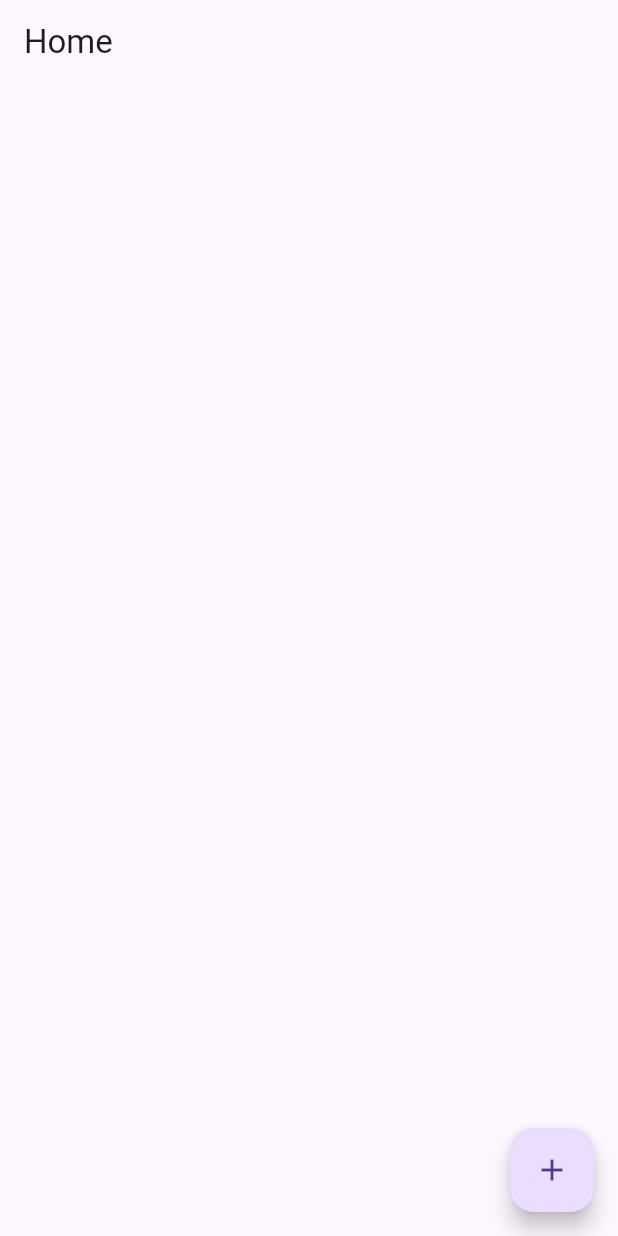
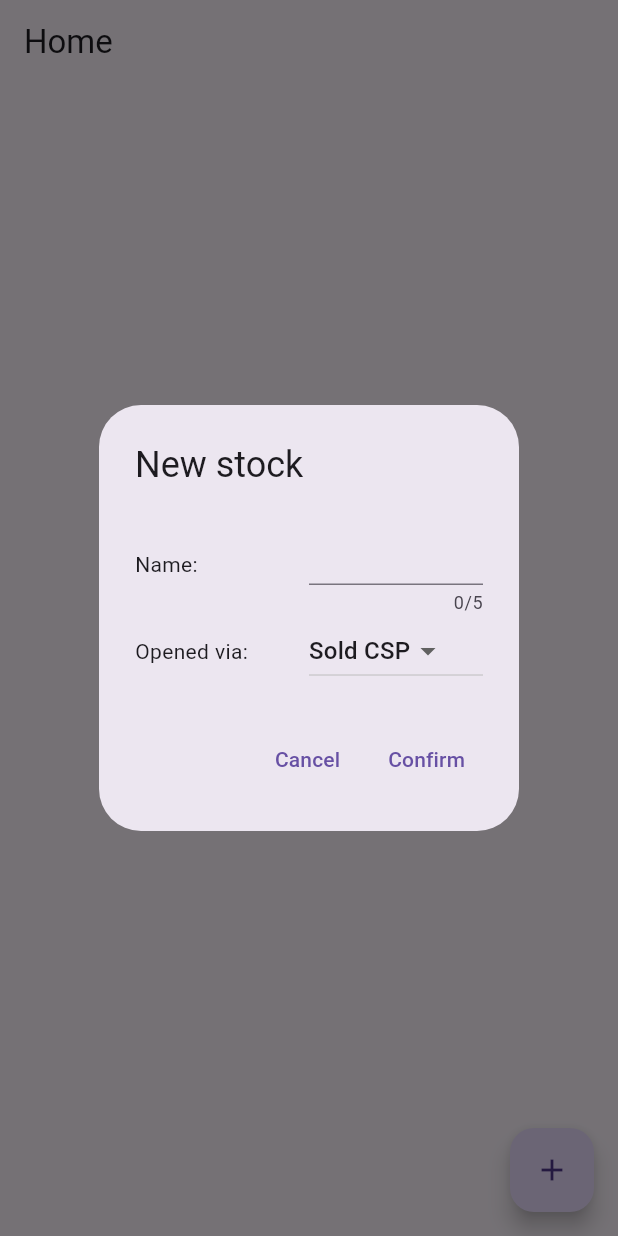
Before and after one commit to jpobeid/wheel_strategy, a Flutter app: the screen it shows after launch, after a tap on the "add" icon, on a phone screen of 412 x 824 dp. Run offline on Flutter 3.47's test engine with Material 3 defaults, Android fonts, the phone set to English and light mode, and no system bars; our stand-ins replace flutter_riverpod.

Commit message:
Building menu dialog

```diff
--- a/lib/pages/home.dart
+++ b/lib/pages/home.dart
@@ -1,6 +1,7 @@
 import 'package:flutter/material.dart';
 import 'package:flutter_riverpod/flutter_riverpod.dart';
 import 'package:wheel_strategy/classes/stock.dart';
+import 'package:wheel_strategy/widgets/create_dialog.dart';
 
 final stockProvider = StateProvider<List<Map<String, Object>>>((ref) => []);
 
@@ -22,6 +23,12 @@ class HomePage extends ConsumerWidget {
                 (e) => Card(
                   child: ListTile(
                     title: Text(e['name'].toString()),
+                    trailing: IconButton(
+                      icon: Icon(Icons.delete),
+                      onPressed: () {
+                        print('deleting...');
+                      },
+                    ),
                   ),
                 ),
               )
@@ -29,9 +36,11 @@ class HomePage extends ConsumerWidget {
         ),
         floatingActionButton: FloatingActionButton(
           onPressed: () {
-            Stock stock = Stock(name: 'jblu', phase: 4);
-            stock.phase = 5;
-            print(stock);
+            showDialog(
+                context: context,
+                builder: (context) {
+                  return CreateDialog();
+                });
           },
           child: const Icon(Icons.add),
         ),
--- /dev/null
+++ b/lib/widgets/create_dialog.dart
@@ -0,0 +1,84 @@
+import 'package:flutter/material.dart';
+
+class CreateDialog extends StatefulWidget {
+  const CreateDialog({super.key});
+
+  @override
+  State<CreateDialog> createState() => _CreateDialogState();
+}
+
+class _CreateDialogState extends State<CreateDialog> {
+  final TextEditingController _controllerName = TextEditingController(text: '');
+  int _phase = 0;
+
+  @override
+  void dispose() {
+    _controllerName.dispose();
+    super.dispose();
+  }
+
+  @override
+  Widget build(BuildContext context) {
+    return AlertDialog(
+      title: const Text('New stock'),
+      content: Column(
+        mainAxisSize: MainAxisSize.min,
+        children: [
+          Row(
+            children: [
+              const Expanded(flex: 1, child: Text('Name:')),
+              Expanded(
+                flex: 1,
+                child: TextField(
+                  maxLength: 5,
+                  controller: _controllerName,
+                ),
+              ),
+            ],
+          ),
+          Row(
+            children: [
+              const Expanded(flex: 1, child: Text('Opened via:')),
+              Expanded(
+                flex: 1,
+                child: DropdownButton(
+                  value: _phase,
+                  items: [
+                    DropdownMenuItem(
+                      child: Text('Sold CSP'),
+                      value: 0,
+                    ),
+                    DropdownMenuItem(
+                      child: Text('Sold CC'),
+                      value: 1,
+                    ),
+                  ],
+                  onChanged: (value) {
+                    if (value != null) {
+                      setState(() {
+                        _phase = value;
+                      });
+                    }
+                  },
+                ),
+              ),
+            ],
+          ),
+        ],
+      ),
+      actions: [
+        TextButton(
+          onPressed: () => Navigator.of(context).pop(),
+          child: Text('Cancel'),
+        ),
+        TextButton(
+          onPressed: () {
+            print(_controllerName.text);
+            Navigator.of(context).pop();
+          },
+          child: Text('Confirm'),
+        ),
+      ],
+    );
+  }
+}
```
